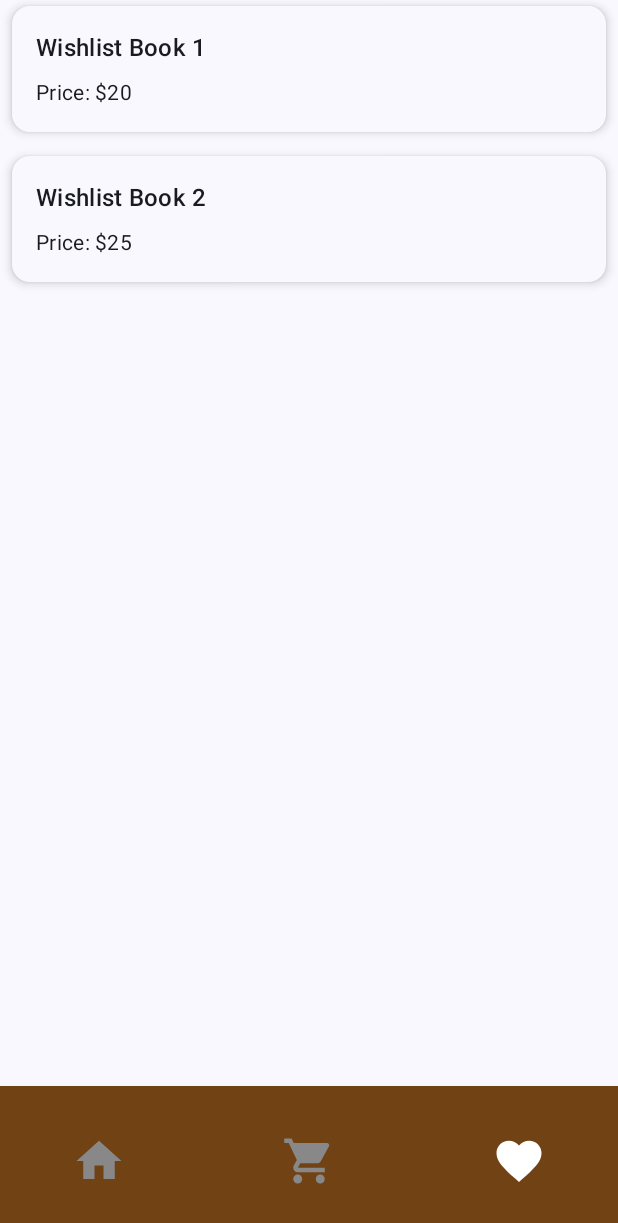
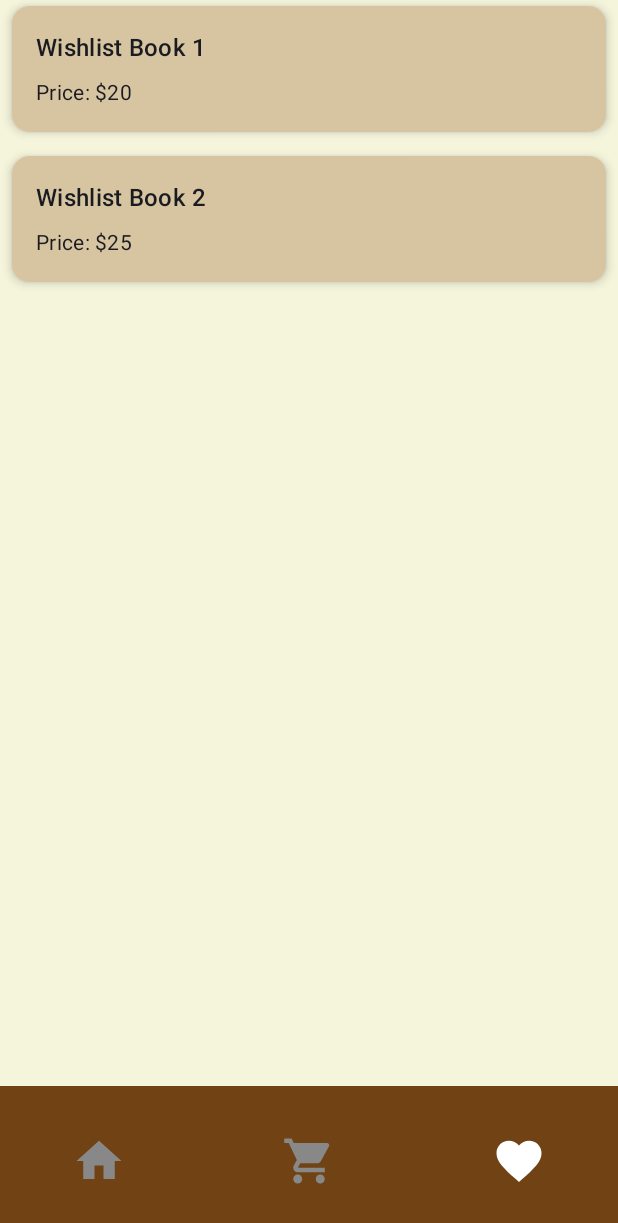
Before and after one commit to cc231008/Bookstore-App, an Android app built with Jetpack Compose: the WishlistScreen screen opened through its navigation route, on a phone screen of 412 x 824 dp. Shown: the top 1223 px of the screen. Run offline under Robolectric (Android 15) with nearby library versions, the phone set to English and light mode, and no system bars.

Commit message:
Background colour, Headbar, Cards colour

```diff
--- a/app/src/main/java/edu/cc231008/bookstoreapp/ui/screens/HomeScreen.kt
+++ b/app/src/main/java/edu/cc231008/bookstoreapp/ui/screens/HomeScreen.kt
@@ -14,7 +14,9 @@ import androidx.compose.runtime.getValue
 import androidx.compose.runtime.setValue
 import androidx.compose.ui.Alignment
 import androidx.compose.ui.Modifier
+import androidx.compose.ui.graphics.Color
 import androidx.compose.ui.text.TextStyle
+import androidx.compose.ui.text.font.FontWeight
 import androidx.compose.ui.unit.dp
 import androidx.compose.ui.unit.sp
 import edu.cc231008.bookstoreapp.data.repo.BookTemplate
@@ -30,31 +32,44 @@ fun HomeScreen(
     Column(
         modifier = Modifier
             .fillMaxSize()
-            .padding(16.dp)
+            .background(Color(0xFFF5F5DC))
     ) {
+
         // Displays the title of the app
+        Box(
+            modifier = Modifier
+                .fillMaxWidth()
+                .height(80.dp) // Adjusted height for proper header appearance
+                .background(Color(0xFF704214)) // Brown stripe
+        ) {
             Text(
                 text = "Bookstore",
-            style = MaterialTheme.typography.titleLarge,
-            modifier = Modifier.padding(vertical = 8.dp)
+                style = MaterialTheme.typography.headlineLarge.copy(
+                    fontWeight = FontWeight.Bold,
+                    fontSize = 28.sp, // Larger font size
+                    color = Color.White // White text color
+                ),
+                modifier = Modifier.align(Alignment.Center) // Center the text both horizontally and vertically
             )
+        }
 
-        Spacer(modifier = Modifier.height(8.dp))
-
-        // Function for searching books
+        // Search and books content
+        Column(
+            modifier = Modifier
+                .fillMaxSize()
+                .padding(horizontal = 16.dp) // Horizontal padding for better spacing
+        ) {
             SearchBook(onSearchClick)
 
-        Spacer(modifier = Modifier.height(8.dp))
+            Spacer(modifier = Modifier.height(16.dp))
 
-        // Displays a list of books
             LazyColumn(
                 modifier = Modifier.fillMaxSize(),
                 verticalArrangement = Arrangement.spacedBy(8.dp)
             ) {
-            // Loops through the list of books
                 items(books) { book ->
-                // A book card
-                BookCard(book = book, onClick = { onBookClick(book)})
+                    BookCard(book = book, onClick = { onBookClick(book) })
+                }
             }
         }
     }
@@ -66,10 +81,13 @@ fun BookCard(book: BookTemplate, onClick: () -> Unit) {
     Card(
         modifier = Modifier
             .fillMaxWidth()
+            .background(Color(0xFFF5F5DC))
             .padding(horizontal = 8.dp, vertical = 4.dp),
         onClick = onClick,
         elevation = CardDefaults.cardElevation(defaultElevation = 4.dp),
-        colors = CardDefaults.cardColors(containerColor = MaterialTheme.colorScheme.surface)
+        colors = CardDefaults.cardColors(
+            containerColor = Color(0xFFD7C5A1) // Sets the background color of the cards
+        )
     ) {
         Column(modifier = Modifier.padding(16.dp)) {
             Text(
--- a/app/src/main/java/edu/cc231008/bookstoreapp/ui/screens/WishlistScreen.kt
+++ b/app/src/main/java/edu/cc231008/bookstoreapp/ui/screens/WishlistScreen.kt
@@ -1,11 +1,13 @@
 package edu.cc231008.bookstoreapp.ui.screens
 
+import androidx.compose.foundation.background
 import androidx.compose.foundation.layout.Arrangement
 import androidx.compose.foundation.layout.fillMaxSize
 import androidx.compose.foundation.lazy.LazyColumn
 import androidx.compose.foundation.lazy.items
 import androidx.compose.runtime.Composable
 import androidx.compose.ui.Modifier
+import androidx.compose.ui.graphics.Color
 import androidx.compose.ui.unit.dp
 import androidx.navigation.NavHostController
 import edu.cc231008.bookstoreapp.data.repo.BookTemplate
@@ -17,7 +19,9 @@ fun WishlistScreen(
 ) {
     // Display a vertically scrollable list of wishlist books
     LazyColumn(
-        modifier = Modifier.fillMaxSize(), // Fills the entire screen
+        modifier = Modifier
+            .fillMaxSize() // Fills the entire screen
+            .background(Color(0xFFF5F5DC)), // Adds the background color
         verticalArrangement = Arrangement.spacedBy(8.dp) // Adds spacing between items
     ) {
         // Loop through each book in the wishlist and display it as a card
```
Lines whose indentation alone changed are shown as unchanged.
